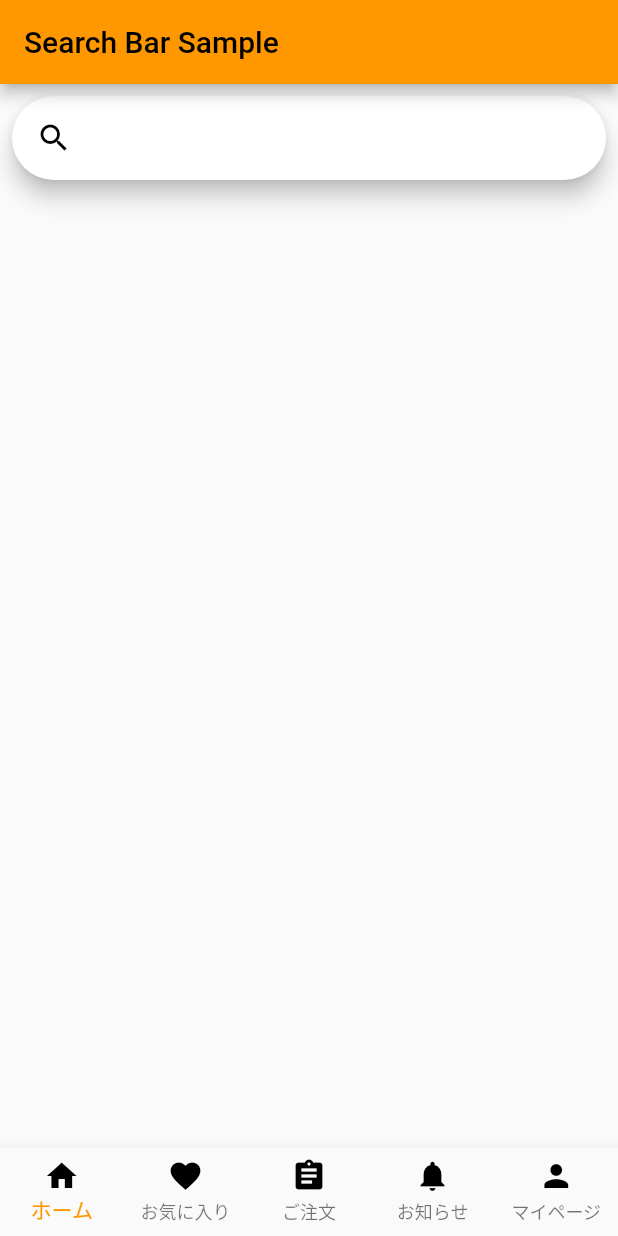
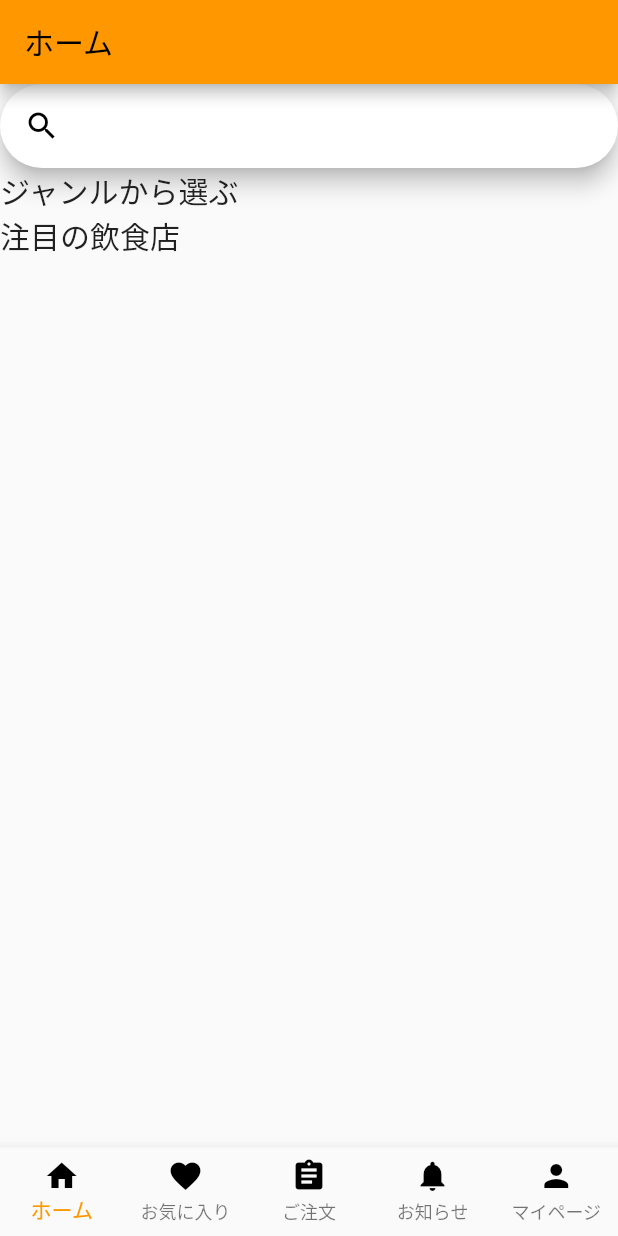
Before and after one commit to bvv-1/flutter-application-0, a Flutter app: the screen it shows after launch, on a phone screen of 412 x 824 dp. Run offline on Flutter 3.47's test engine with Material 2 defaults, Android fonts, the phone set to English and light mode, and no system bars.

Commit message:
Update home.dart

```diff
--- a/lib/src/screens/home.dart
+++ b/lib/src/screens/home.dart
@@ -6,10 +6,9 @@ class HomeScreen extends StatelessWidget {
   @override
   Widget build(BuildContext context) {
     return Scaffold(
-      appBar: AppBar(title: const Text('Search Bar Sample')),
-      body: Padding(
-        padding: const EdgeInsets.all(8.0),
-        child: SearchAnchor(
+      appBar: AppBar(title: const Text('ホーム')),
+      body: Column(children: [
+        SearchAnchor(
             builder: (BuildContext context, SearchController controller) {
           return SearchBar(
             controller: controller,
@@ -37,7 +36,15 @@ class HomeScreen extends StatelessWidget {
             );
           });
         }),
-      ),
+        const Align(
+          alignment: Alignment.centerLeft,
+          child: Text("ジャンルから選ぶ", style: TextStyle(fontSize: 20), textAlign: TextAlign.left),
+        ),
+        const Align(
+          alignment: Alignment.centerLeft,
+          child: Text("注目の飲食店", style: TextStyle(fontSize: 20), textAlign: TextAlign.left),
+        ),
+      ]),
     );
   }
 }
```
